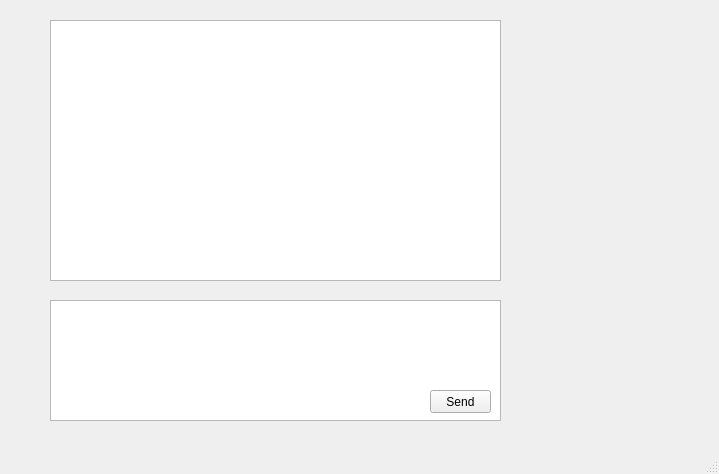
Above: QTclient/mainwindow.ui from redamancyguy/Chaty before the change. Below: the same form after it.
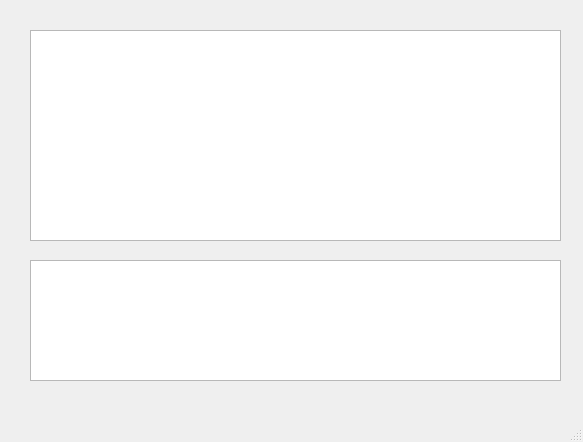
That is the form after the change.

```diff
--- a/QTclient/mainwindow.ui
+++ b/QTclient/mainwindow.ui
@@ -6,50 +6,34 @@
    <rect>
     <x>0</x>
     <y>0</y>
-    <width>719</width>
-    <height>474</height>
+    <width>583</width>
+    <height>442</height>
    </rect>
   </property>
   <property name="windowTitle">
    <string>MainWindow</string>
   </property>
   <widget class="QWidget" name="centralwidget">
-   <widget class="QPushButton" name="pushButton">
+   <widget class="QTextBrowser" name="textBrowser">
     <property name="geometry">
      <rect>
-      <x>430</x>
-      <y>390</y>
-      <width>61</width>
-      <height>23</height>
+      <x>30</x>
+      <y>30</y>
+      <width>531</width>
+      <height>211</height>
      </rect>
     </property>
-    <property name="text">
-     <string>Send</string>
-    </property>
    </widget>
    <widget class="QTextEdit" name="textEdit">
     <property name="geometry">
      <rect>
-      <x>50</x>
-      <y>300</y>
-      <width>451</width>
+      <x>30</x>
+      <y>260</y>
+      <width>531</width>
       <height>121</height>
      </rect>
     </property>
    </widget>
-   <widget class="QTextBrowser" name="textBrowser">
-    <property name="geometry">
-     <rect>
-      <x>50</x>
-      <y>20</y>
-      <width>451</width>
-      <height>261</height>
-     </rect>
-    </property>
-   </widget>
-   <zorder>textEdit</zorder>
-   <zorder>pushButton</zorder>
-   <zorder>textBrowser</zorder>
   </widget>
   <widget class="QMenuBar" name="menubar">
    <property name="geometry">
```
Left out of the diff: 2 changed lines with no effect on the pictures.
